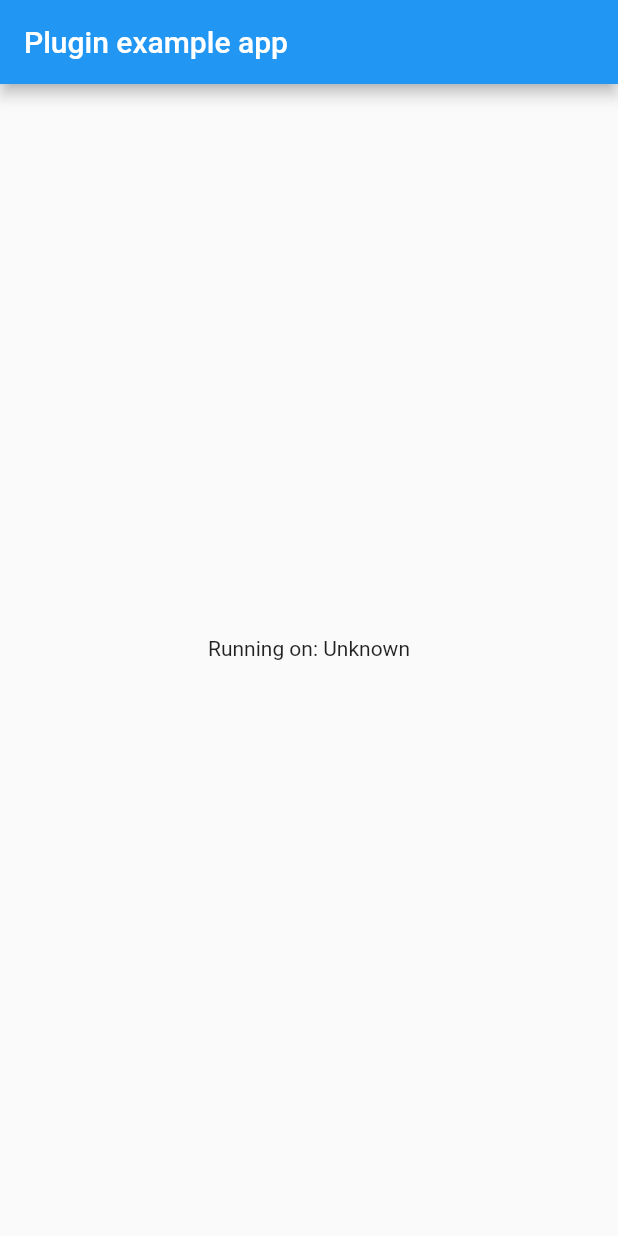
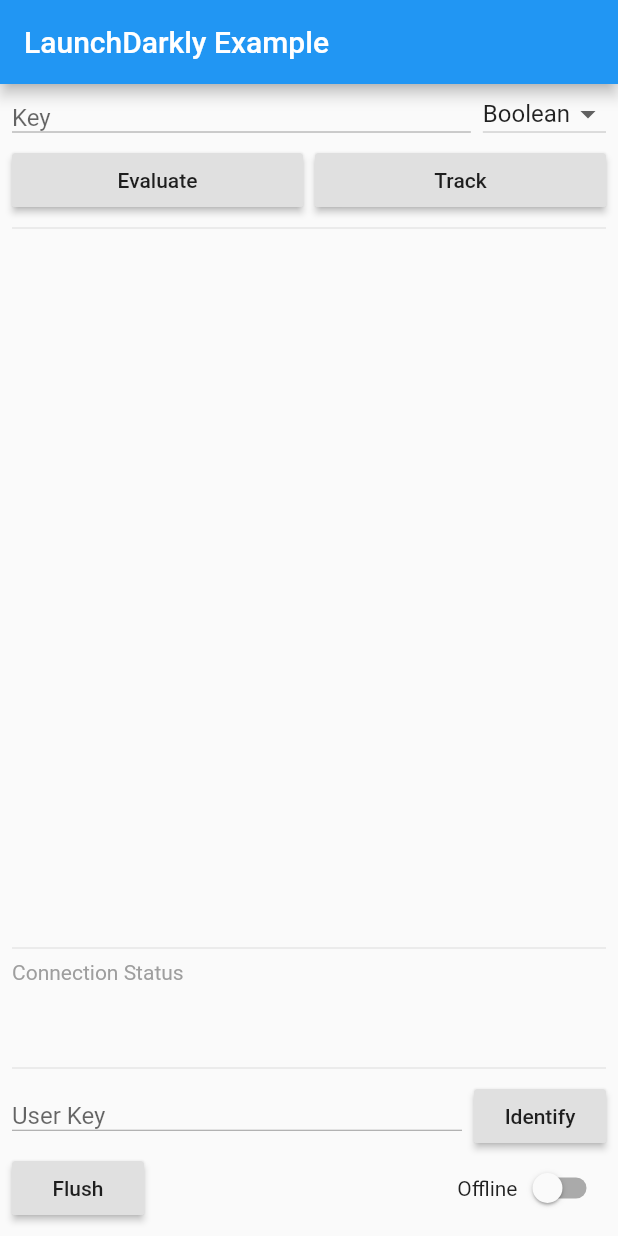
Before and after one commit to launchdarkly/flutter-client-sdk, a Flutter app: the screen it shows after launch, on a phone screen of 412 x 824 dp. Run offline on Flutter 3.47's test engine with Material 2 defaults, Android fonts, the phone set to English and light mode, and no system bars.

Commit message:
Basic initial implementation of bridging SDK calls to native SDKs.

```diff
--- a/example/lib/main.dart
+++ b/example/lib/main.dart
@@ -3,6 +3,8 @@ import 'dart:async';
 
 import 'package:flutter/services.dart';
 import 'package:launchdarkly_flutter_client_sdk/launchdarkly_flutter_client_sdk.dart';
+
+// TODO add tries for platform calls
 
 void main() {
   runApp(MyApp());
@@ -14,7 +16,10 @@ class MyApp extends StatefulWidget {
 }
 
 class _MyAppState extends State<MyApp> {
-  String _platformVersion = 'Unknown';
+  String typeDropdown = 'Boolean';
+  String userKey = '';
+  String evalKey = '';
+  String evalResult = '';
 
   @override
   void initState() {
@@ -24,35 +29,114 @@ class _MyAppState extends State<MyApp> {
 
   // Platform messages are asynchronous, so we initialize in an async method.
   Future<void> initPlatformState() async {
-    String platformVersion;
-    // Platform messages may fail, so we use a try/catch PlatformException.
-    try {
-      platformVersion = await LaunchdarklyFlutterClientSdk.platformVersion;
-    } on PlatformException {
-      platformVersion = 'Failed to get platform version.';
-    }
+    final LDConfig ldConfig = LDConfigBuilder('MOBILE_KEY')
+        .build();
+    final LDUser ldUser = LDUserBuilder('user key').build();
+
+    await LaunchdarklyFlutterClientSdk.start(ldConfig, ldUser);
 
     // If the widget was removed from the tree while the asynchronous platform
     // message was in flight, we want to discard the reply rather than calling
     // setState to update our non-existent appearance.
     if (!mounted) return;
+  }
 
-    setState(() {
-      _platformVersion = platformVersion;
-    });
+  void evaluate() async {
+    switch (typeDropdown) {
+      case 'Boolean':
+        var result = await LaunchdarklyFlutterClientSdk.boolVariation(evalKey, false);
+        setState(() { evalResult = result.toString(); });
+        break;
+      case 'Integer':
+        var result = await LaunchdarklyFlutterClientSdk.intVariation(evalKey, 0);
+        setState(() { evalResult = result.toString(); });
+        break;
+      case 'Float':
+        var result = await LaunchdarklyFlutterClientSdk.doubleVariation(evalKey, 0);
+        setState(() { evalResult = result.toString(); });
+        break;
+      case 'String':
+        var result = await LaunchdarklyFlutterClientSdk.stringVariation(evalKey, "");
+        setState(() { evalResult = result; });
+        break;
+      default:
+        break;
+    }
+  }
+
+  void track() async {
+    await LaunchdarklyFlutterClientSdk.track(evalKey);
+  }
+
+  void identify() async {
+    final LDUser ldUser = LDUserBuilder(userKey).build();
+    await LaunchdarklyFlutterClientSdk.identify(ldUser);
+  }
+
+  void flush() async {
+    await LaunchdarklyFlutterClientSdk.flush();
+  }
+
+  void toggleOffline(bool offline) async {
+    await LaunchdarklyFlutterClientSdk.setOnline(!offline);
   }
 
   @override
   Widget build(BuildContext context) {
     return MaterialApp(
       home: Scaffold(
-        appBar: AppBar(
-          title: const Text('Plugin example app'),
+        appBar: AppBar(title: const Text('LaunchDarkly Example')),
+        body: Container(
+          padding: EdgeInsets.all(8.0),
+          child: Column(
+            children: [
+              Row(crossAxisAlignment: CrossAxisAlignment.end,
+                  children: [
+                Expanded(child:
+                  TextField(onChanged: (text) { setState(() { evalKey = text; }); },
+                      decoration: InputDecoration.collapsed(hintText: 'Key', border: UnderlineInputBorder()))),
+                Padding(padding: EdgeInsets.symmetric(horizontal: 4.0)),
+                DropdownButton<String>(
+                  value: typeDropdown,
+                  isDense: true,
+                  onChanged: (String newValue) {
+                    setState(() {
+                      typeDropdown = newValue;
+                    });
+                  },
+                  items: ['Boolean', 'Integer', 'Float', 'String', 'Array', 'Json']
+                    .map((String value) {
+                      return DropdownMenuItem<String>(value: value, child: Text(value));
+                  }).toList()
+                )
+              ]),
+              Padding(padding: EdgeInsets.symmetric(vertical: 4.0)),
+              Row(children: [
+                Expanded(child: RaisedButton(child: Text('Evaluate'), onPressed: evaluate)),
+                Padding(padding: EdgeInsets.symmetric(horizontal: 4.0)),
+                Expanded(child: RaisedButton(child: Text('Track'), onPressed: track))
+              ]),
+              Divider(),
+              Row(children: [Text("$evalResult", textAlign: TextAlign.start)]),
+              Spacer(),
+              Divider(),
+              Row(children: [Expanded(child: Text('Connection Status\n\n\n', style: TextStyle(color: Colors.grey)))]),
+              Divider(),
+              Row(children: [
+                Expanded(child: TextField(onChanged: (text) { setState(() { userKey = text; }); },
+                    decoration: InputDecoration.collapsed(hintText: 'User Key', border: UnderlineInputBorder()))),
+                Padding(padding: EdgeInsets.symmetric(horizontal: 4.0)),
+                RaisedButton(child: Text('Identify'), onPressed: identify)
+              ]),
+              Row(children: [
+                RaisedButton(child: Text('Flush'), onPressed: flush),
+                Spacer(),
+                Text('Offline'),
+                Switch(value: false, onChanged: toggleOffline)
+              ])
+              ])
+          ),
         ),
-        body: Center(
-          child: Text('Running on: $_platformVersion\n'),
-        ),
-      ),
-    );
+      );
   }
 }
--- a/lib/launchdarkly_flutter_client_sdk.dart
+++ b/lib/launchdarkly_flutter_client_sdk.dart
@@ -1,14 +1,48 @@
+library launchdarkly_flutter_client_sdk;
 
 import 'dart:async';
 
 import 'package:flutter/services.dart';
 
+part 'ld_config.dart';
+part 'ld_user.dart';
+
 class LaunchdarklyFlutterClientSdk {
-  static const MethodChannel _channel =
-      const MethodChannel('launchdarkly_flutter_client_sdk');
+  static const MethodChannel _channel = const MethodChannel('launchdarkly_flutter_client_sdk');
 
-  static Future<String> get platformVersion async {
-    final String version = await _channel.invokeMethod('getPlatformVersion');
-    return version;
+  static Future<void> start(LDConfig config, LDUser user) async {
+    return _channel.invokeMethod('start', {'config': config._toMap(), 'user': user._toMap()});
+  }
+
+  static Future<void> identify(LDUser user) async {
+    return _channel.invokeMethod('identify', {'user': user._toMap()});
+  }
+
+  static Future<void> track(String eventName) async {
+    return _channel.invokeMethod('track', {'eventName': eventName });
+  }
+
+  static Future<bool> boolVariation(String flagKey, bool fallback) async {
+    return _channel.invokeMethod('boolVariation', {'flagKey': flagKey, 'fallback': fallback });
+  }
+
+  static Future<int> intVariation(String flagKey, int fallback) async {
+    return _channel.invokeMethod('intVariation', {'flagKey': flagKey, 'fallback': fallback });
+  }
+
+  static Future<double> doubleVariation(String flagKey, double fallback) async {
+    return _channel.invokeMethod('doubleVariation', {'flagKey': flagKey, 'fallback': fallback });
+  }
+
+  static Future<String> stringVariation(String flagKey, String fallback) async {
+    return _channel.invokeMethod('stringVariation', {'flagKey': flagKey, 'fallback': fallback });
+  }
+
+  static Future<void> flush() async {
+    return _channel.invokeMethod('flush');
+  }
+
+  static Future<void> setOnline(bool online) async {
+    return _channel.invokeMethod('setOnline', {'online': online });
   }
 }
--- /dev/null
+++ b/lib/ld_config.dart
@@ -0,0 +1,121 @@
+part of launchdarkly_flutter_client_sdk;
+
+class LDConfig {
+  final String mobileKey;
+
+  final String baseUri;
+  final String eventsUri;
+  final String streamUri;
+
+  final int eventsCapacity;
+  final int eventsFlushIntervalMillis;
+  final int connectionTimeoutMillis;
+  final int pollingIntervalMillis;
+  final int backgroundPollingIntervalMillis;
+  final int diagnosticRecordingIntervalMillis;
+
+  final bool stream;
+  final bool offline;
+  final bool disableBackgroundUpdating;
+  final bool useReport;
+  final bool inlineUsersInEvents;
+  final bool evaluationReasons;
+  final bool diagnosticOptOut;
+
+  final bool allAttributesPrivate;
+  final Set<String> privateAttributeNames;
+
+  LDConfig._builder(LDConfigBuilder builder) :
+        mobileKey = builder._mobileKey,
+        baseUri = builder._baseUri,
+        eventsUri = builder._eventsUri,
+        streamUri = builder._streamUri,
+        eventsCapacity = builder._eventsCapacity,
+        eventsFlushIntervalMillis = builder._eventsFlushIntervalMillis,
+        connectionTimeoutMillis = builder._connectionTimeoutMillis,
+        pollingIntervalMillis = builder._pollingIntervalMillis,
+        backgroundPollingIntervalMillis = builder._backgroundPollingIntervalMillis,
+        diagnosticRecordingIntervalMillis = builder._diagnosticRecordingIntervalMillis,
+        stream = builder._stream,
+        offline = builder._offline,
+        disableBackgroundUpdating = builder._disableBackgroundUpdating,
+        useReport = builder._useReport,
+        inlineUsersInEvents = builder._inlineUsersInEvents,
+        evaluationReasons = builder._evaluationReasons,
+        diagnosticOptOut = builder._diagnosticOptOut,
+        allAttributesPrivate = builder._allAttributesPrivate,
+        privateAttributeNames = builder._privateAttributeNames;
+
+  Map<String, dynamic> _toMap() {
+    final Map<String, dynamic> result = <String, dynamic>{};
+    result['mobileKey'] = mobileKey;
+    result['baseUri'] = baseUri;
+    result['eventsUri'] = eventsUri;
+    result['streamUri'] = streamUri;
+    result['eventsCapacity'] = eventsCapacity;
+    result['eventsFlushIntervalMillis'] = eventsFlushIntervalMillis;
+    result['connectionTimeoutMillis'] = connectionTimeoutMillis;
+    result['pollingIntervalMillis'] = pollingIntervalMillis;
+    result['backgroundPollingIntervalMillis'] = backgroundPollingIntervalMillis;
+    result['diagnosticRecordingIntervalMillis'] = diagnosticRecordingIntervalMillis;
+    result['stream'] = stream;
+    result['offline'] = offline;
+    result['disableBackgroundUpdating'] = disableBackgroundUpdating;
+    result['useReport'] = useReport;
+    result['inlineUsersInEvents'] = inlineUsersInEvents;
+    result['evaluationReasons'] = evaluationReasons;
+    result['diagnosticOptOut'] = diagnosticOptOut;
+    result['allAttributesPrivate'] = allAttributesPrivate;
+    result['privateAttributeNames'] = privateAttributeNames == null ? null : privateAttributeNames.toList(growable: false);
+    return result;
+  }
+}
+
+class LDConfigBuilder {
+  String _mobileKey;
+
+  String _baseUri;
+  String _eventsUri;
+  String _streamUri;
+
+  int _eventsCapacity;
+  int _eventsFlushIntervalMillis;
+  int _connectionTimeoutMillis;
+  int _pollingIntervalMillis;
+  int _backgroundPollingIntervalMillis;
+  int _diagnosticRecordingIntervalMillis;
+
+  bool _stream = true;
+  bool _offline = false;
+  bool _disableBackgroundUpdating = true;
+  bool _useReport = false;
+  bool _inlineUsersInEvents = false;
+  bool _evaluationReasons = false;
+  bool _diagnosticOptOut = false;
+
+  bool _allAttributesPrivate;
+  Set<String> _privateAttributeNames;
+
+  LDConfigBuilder(String mobileKey) {
+    this._mobileKey = mobileKey;
+  }
+
+  LDConfigBuilder setBaseUri(String baseUri) {
+    this._baseUri = baseUri;
+    return this;
+  }
+
+  LDConfigBuilder setEventsUri(String eventsUri) {
+    this._eventsUri = eventsUri;
+    return this;
+  }
+
+  LDConfigBuilder setStreamUri(String streamUri) {
+    this._streamUri = streamUri;
+    return this;
+  }
+
+  LDConfig build() {
+    return LDConfig._builder(this);
+  }
+}
--- /dev/null
+++ b/lib/ld_user.dart
@@ -0,0 +1,151 @@
+part of launchdarkly_flutter_client_sdk;
+
+class LDUser {
+  String key;
+  //String secondary;
+  bool anonymous;
+
+  String ip;
+  String email;
+  String name;
+  String firstName;
+  String lastName;
+  String avatar;
+  String country;
+
+  // custom TODO
+
+  Set<String> privateAttributeNames;
+
+  LDUser._builder(LDUserBuilder builder) :
+        key = builder._key,
+        anonymous = builder._anonymous,
+        ip = builder._ip,
+        email = builder._email,
+        name = builder._name,
+        firstName = builder._firstName,
+        lastName = builder._lastName,
+        avatar = builder._avatar,
+        country = builder._country,
+        privateAttributeNames = builder._privateAttributeNames;
+
+  Map<String, dynamic> _toMap() {
+    final Map<String, dynamic> result = <String, dynamic>{};
+    result['key'] = key;
+    result['anonymous'] = anonymous;
+    result['ip'] = ip;
+    result['email'] = email;
+    result['name'] = name;
+    result['firstName'] = firstName;
+    result['lastName'] = lastName;
+    result['avatar'] = avatar;
+    result['country'] = country;
+    result['privateAttributeNames'] = privateAttributeNames == null ? null : privateAttributeNames.toList(growable: false);
+    return result;
+  }
+}
+
+class LDUserBuilder {
+  final String IP = "ip";
+  final String COUNTRY = "country";
+  final String SECONDARY = "secondary";
+  final String FIRST_NAME = "firstName";
+  final String LAST_NAME = "lastName";
+  final String EMAIL = "email";
+  final String NAME = "name";
+  final String AVATAR = "avatar";
+
+  String _key;
+  //String secondary;
+  bool _anonymous;
+
+  String _ip;
+  String _email;
+  String _name;
+  String _firstName;
+  String _lastName;
+  String _avatar;
+  String _country;
+
+  // custom TODO
+
+  Set<String> _privateAttributeNames;
+
+  LDUserBuilder(String key) {
+    this._key = key;
+  }
+
+  LDUserBuilder ip(String ip) {
+    this._ip = ip;
+    return this;
+  }
+
+  LDUserBuilder privateIp(String ip) {
+    _privateAttributeNames.add(IP);
+    return this.ip(ip);
+  }
+
+  LDUserBuilder email(String email) {
+    this._email = email;
+    return this;
+  }
+
+  LDUserBuilder privateEmail(String email) {
+    _privateAttributeNames.add(EMAIL);
+    return this.email(email);
+  }
+
+  LDUserBuilder name(String name) {
+    this._name = name;
+    return this;
+  }
+
+  LDUserBuilder privateName(String name) {
+    _privateAttributeNames.add(NAME);
+    return this.name(name);
+  }
+
+  LDUserBuilder firstName(String firstName) {
+    this._firstName = firstName;
+    return this;
+  }
+
+  LDUserBuilder privateFirstName(String firstName) {
+    _privateAttributeNames.add(FIRST_NAME);
+    return this.firstName(firstName);
+  }
+
+  LDUserBuilder lastName(String lastName) {
+    this._lastName = lastName;
+    return this;
+  }
+
+  LDUserBuilder privateLastName(String lastName) {
+    _privateAttributeNames.add(LAST_NAME);
+    return this.lastName(lastName);
+  }
+
+  LDUserBuilder avatar(String avatar) {
+    this._avatar = avatar;
+    return this;
+  }
+
+  LDUserBuilder privateAvatar(String avatar) {
+    _privateAttributeNames.add(AVATAR);
+    return this.avatar(avatar);
+  }
+
+  LDUserBuilder country(String country) {
+    this._country = country;
+    return this;
+  }
+
+  LDUserBuilder privateCountry(String country) {
+    _privateAttributeNames.add(COUNTRY);
+    return this.country(country);
+  }
+
+  LDUser build() {
+    return LDUser._builder(this);
+  }
+}
```
Also changed, not shown: 7 other files.
